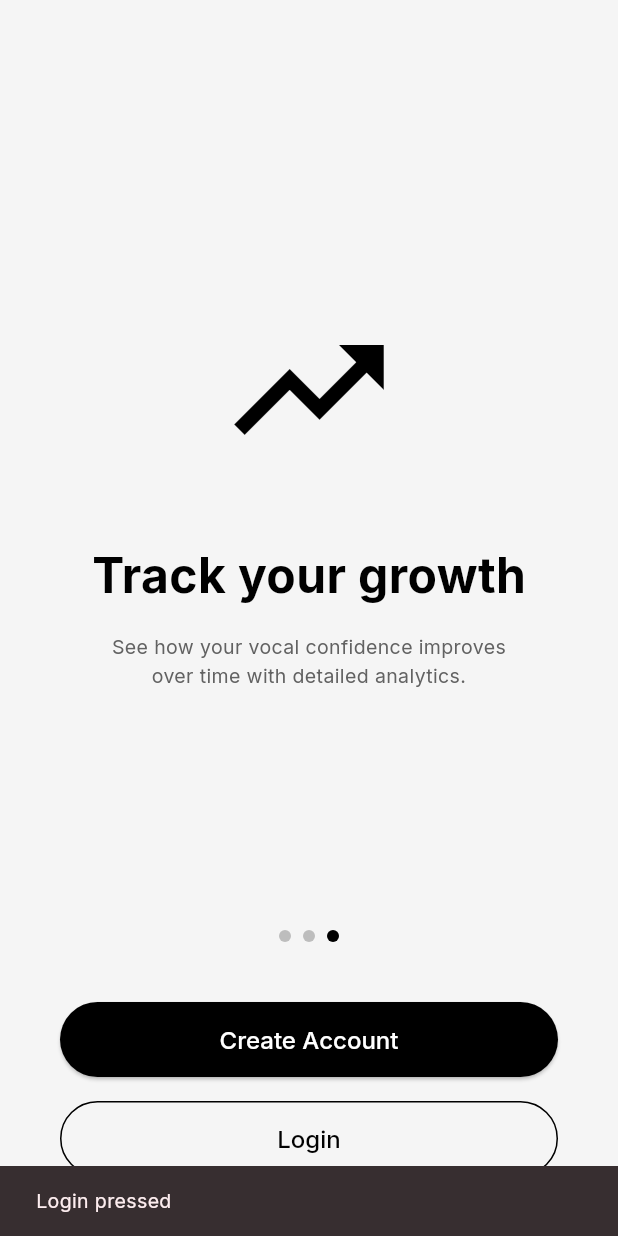
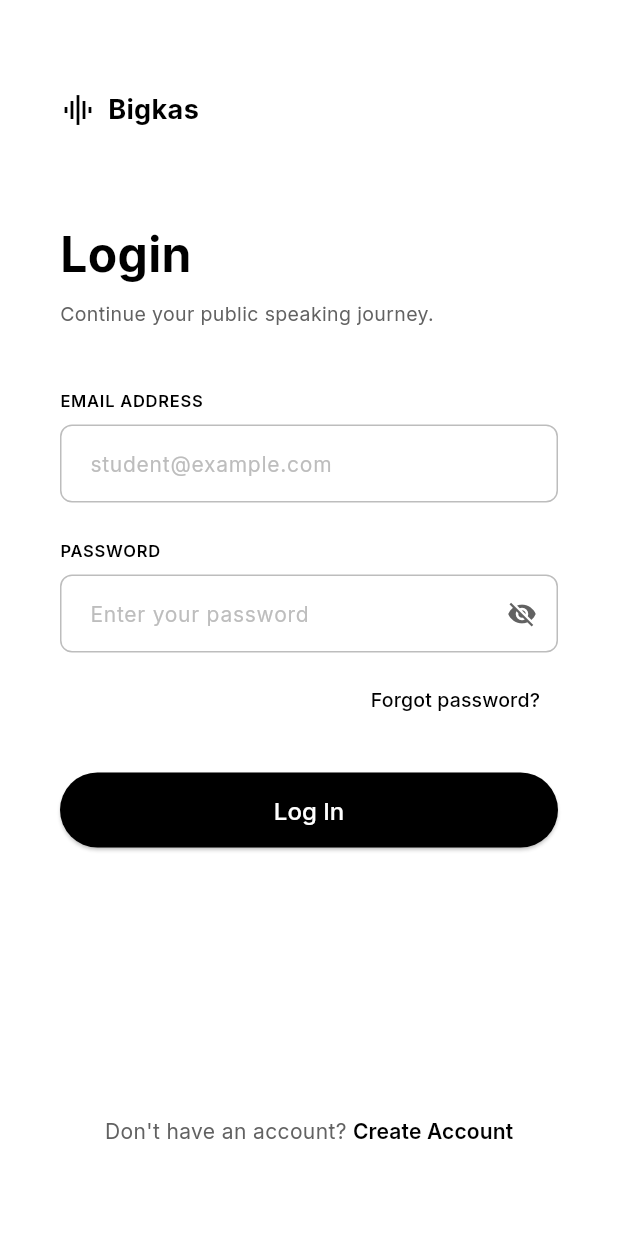
Before and after one commit to kidlatpogi/flutter-project-2526, a Flutter app: the SplashScreen3 screen opened by its route, after a tap on "Login", on a phone screen of 412 x 824 dp. Run offline on Flutter 3.47's test engine with Material 3 defaults, Android fonts, the phone set to English and light mode, and no system bars; our stand-ins replace google_fonts.

Commit message:
feat: Add Login and Create Account screens
- Create login screen with email and password fields
- Create account screen with full name, email, password, and confirm password
- Add password visibility toggle for all password fields
- Implement form fields with proper validation styling
- Add Bigkas branding to login screen
- Add back navigation to create account screen
- Update router to handle auth routes
- Connect splash screen buttons to auth screens
- Follow design specifications with Inter font and proper spacing"

```diff
--- /dev/null
+++ b/lib/features/auth/screens/login_screen.dart
@@ -0,0 +1,246 @@
+import 'package:flutter/material.dart';
+import 'package:google_fonts/google_fonts.dart';
+import '../../../core/theme/app_colors.dart';
+import '../../../core/theme/app_text_styles.dart';
+import '../../../core/utils/constants.dart';
+import '../../../routing/route_names.dart';
+
+class LoginScreen extends StatefulWidget {
+  const LoginScreen({super.key});
+
+  @override
+  State<LoginScreen> createState() => _LoginScreenState();
+}
+
+class _LoginScreenState extends State<LoginScreen> {
+  final _emailController = TextEditingController();
+  final _passwordController = TextEditingController();
+  bool _obscurePassword = true;
+
+  @override
+  void dispose() {
+    _emailController.dispose();
+    _passwordController.dispose();
+    super.dispose();
+  }
+
+  @override
+  Widget build(BuildContext context) {
+    return Scaffold(
+      backgroundColor: AppColors.surface,
+      body: SafeArea(
+        child: Padding(
+          padding: const EdgeInsets.all(AppConstants.defaultPadding),
+          child: Column(
+            crossAxisAlignment: CrossAxisAlignment.start,
+            children: [
+              const SizedBox(height: 20),
+
+              // Bigkas Logo
+              Row(
+                children: [
+                  Icon(
+                    Icons.graphic_eq,
+                    size: 24,
+                    color: AppColors.primary,
+                  ),
+                  const SizedBox(width: 8),
+                  Text(
+                    AppConstants.appName,
+                    style: GoogleFonts.inter(
+                      fontSize: 18,
+                      fontWeight: FontWeight.bold,
+                      color: AppColors.primary,
+                    ),
+                  ),
+                ],
+              ),
+
+              const SizedBox(height: 60),
+
+              // Login Title
+              Text(
+                'Login',
+                style: AppTextStyles.header,
+              ),
+
+              const SizedBox(height: 8),
+
+              // Subtitle
+              Text(
+                'Continue your public speaking journey.',
+                style: AppTextStyles.paragraph,
+              ),
+
+              const SizedBox(height: 40),
+
+              // Email Address Field
+              Text(
+                'EMAIL ADDRESS',
+                style: GoogleFonts.inter(
+                  fontSize: 11,
+                  fontWeight: FontWeight.w600,
+                  color: AppColors.primary,
+                  letterSpacing: 0.5,
+                ),
+              ),
+              const SizedBox(height: 8),
+              TextField(
+                controller: _emailController,
+                keyboardType: TextInputType.emailAddress,
+                decoration: InputDecoration(
+                  hintText: 'student@example.com',
+                  hintStyle: GoogleFonts.inter(
+                    fontSize: 14,
+                    color: AppColors.inactive,
+                  ),
+                  border: OutlineInputBorder(
+                    borderRadius: BorderRadius.circular(8),
+                    borderSide: BorderSide(color: AppColors.inactive),
+                  ),
+                  enabledBorder: OutlineInputBorder(
+                    borderRadius: BorderRadius.circular(8),
+                    borderSide: BorderSide(color: AppColors.inactive),
+                  ),
+                  focusedBorder: OutlineInputBorder(
+                    borderRadius: BorderRadius.circular(8),
+                    borderSide: BorderSide(color: AppColors.primary, width: 2),
+                  ),
+                  contentPadding: const EdgeInsets.symmetric(
+                    horizontal: 16,
+                    vertical: 14,
+                  ),
+                ),
+              ),
+
+              const SizedBox(height: 24),
+
+              // Password Field
+              Text(
+                'PASSWORD',
+                style: GoogleFonts.inter(
+                  fontSize: 11,
+                  fontWeight: FontWeight.w600,
+                  color: AppColors.primary,
+                  letterSpacing: 0.5,
+                ),
+              ),
+              const SizedBox(height: 8),
+              TextField(
+                controller: _passwordController,
+                obscureText: _obscurePassword,
+                decoration: InputDecoration(
+                  hintText: 'Enter your password',
+                  hintStyle: GoogleFonts.inter(
+                    fontSize: 14,
+                    color: AppColors.inactive,
+                  ),
+                  border: OutlineInputBorder(
+                    borderRadius: BorderRadius.circular(8),
+                    borderSide: BorderSide(color: AppColors.inactive),
+                  ),
+                  enabledBorder: OutlineInputBorder(
+                    borderRadius: BorderRadius.circular(8),
+                    borderSide: BorderSide(color: AppColors.inactive),
+                  ),
+                  focusedBorder: OutlineInputBorder(
+                    borderRadius: BorderRadius.circular(8),
+                    borderSide: BorderSide(color: AppColors.primary, width: 2),
+                  ),
+                  contentPadding: const EdgeInsets.symmetric(
+                    horizontal: 16,
+                    vertical: 14,
+                  ),
+                  suffixIcon: IconButton(
+                    icon: Icon(
+                      _obscurePassword ? Icons.visibility_off : Icons.visibility,
+                      color: AppColors.textSecondary,
+                      size: 20,
+                    ),
+                    onPressed: () {
+                      setState(() {
+                        _obscurePassword = !_obscurePassword;
+                      });
+                    },
+                  ),
+                ),
+              ),
+
+              const SizedBox(height: 8),
+
+              // Forgot Password
+              Align(
+                alignment: Alignment.centerRight,
+                child: TextButton(
+                  onPressed: () {
+                    // TODO: Navigate to forgot password
+                  },
+                  child: Text(
+                    'Forgot password?',
+                    style: GoogleFonts.inter(
+                      fontSize: 13,
+                      color: AppColors.primary,
+                    ),
+                  ),
+                ),
+              ),
+
+              const SizedBox(height: 24),
+
+              // Log In Button
+              SizedBox(
+                width: double.infinity,
+                height: AppConstants.buttonHeight,
+                child: ElevatedButton(
+                  onPressed: () {
+                    // TODO: Implement login logic
+                    ScaffoldMessenger.of(context).showSnackBar(
+                      const SnackBar(content: Text('Login functionality coming soon')),
+                    );
+                  },
+                  child: const Text('Log In'),
+                ),
+              ),
+
+              const Spacer(),
+
+              // Create Account Link
+              Row(
+                mainAxisAlignment: MainAxisAlignment.center,
+                children: [
+                  Text(
+                    "Don't have an account? ",
+                    style: GoogleFonts.inter(
+                      fontSize: 14,
+                      color: AppColors.textSecondary,
+                    ),
+                  ),
+                  TextButton(
+                    onPressed: () {
+                      Navigator.pushNamed(context, RouteNames.createAccount);
+                    },
+                    style: TextButton.styleFrom(
+                      padding: EdgeInsets.zero,
+                      minimumSize: Size.zero,
+                      tapTargetSize: MaterialTapTargetSize.shrinkWrap,
+                    ),
+                    child: Text(
+                      'Create Account',
+                      style: GoogleFonts.inter(
+                        fontSize: 14,
+                        fontWeight: FontWeight.w600,
+                        color: AppColors.primary,
+                      ),
+                    ),
+                  ),
+                ],
+              ),
+
+              const SizedBox(height: 20),
+            ],
+          ),
+        ),
+      ),
+    );
+  }
+}
--- a/lib/features/splash/screens/splash_screen3.dart
+++ b/lib/features/splash/screens/splash_screen3.dart
@@ -2,6 +2,7 @@ import 'package:flutter/material.dart';
 import '../../../core/theme/app_colors.dart';
 import '../../../core/theme/app_text_styles.dart';
 import '../../../core/utils/constants.dart';
+import '../../../routing/route_names.dart';
 
 class SplashScreen3 extends StatelessWidget {
   const SplashScreen3({super.key});
@@ -85,10 +86,7 @@ class SplashScreen3 extends StatelessWidget {
                 height: AppConstants.buttonHeight,
                 child: ElevatedButton(
                   onPressed: () {
-                    // TODO: Navigate to registration screen
-                    ScaffoldMessenger.of(context).showSnackBar(
-                      const SnackBar(content: Text('Create Account pressed')),
-                    );
+                    Navigator.pushNamed(context, RouteNames.createAccount);
                   },
                   child: const Text('Create Account'),
                 ),
@@ -102,10 +100,7 @@ class SplashScreen3 extends StatelessWidget {
                 height: AppConstants.buttonHeight,
                 child: OutlinedButton(
                   onPressed: () {
-                    // TODO: Navigate to login screen
-                    ScaffoldMessenger.of(context).showSnackBar(
-                      const SnackBar(content: Text('Login pressed')),
-                    );
+                    Navigator.pushNamed(context, RouteNames.login);
                   },
                   child: const Text('Login'),
                 ),
--- a/lib/routing/app_router.dart
+++ b/lib/routing/app_router.dart
@@ -2,6 +2,8 @@ import 'package:flutter/material.dart';
 import '../features/splash/screens/splash_screen1.dart';
 import '../features/splash/screens/splash_screen2.dart';
 import '../features/splash/screens/splash_screen3.dart';
+import '../features/auth/screens/login_screen.dart';
+import '../features/auth/screens/create_account_screen.dart';
 import 'route_names.dart';
 
 class AppRouter {
@@ -13,6 +15,10 @@ class AppRouter {
         return MaterialPageRoute(builder: (_) => const SplashScreen2());
       case RouteNames.splash3:
         return MaterialPageRoute(builder: (_) => const SplashScreen3());
+      case RouteNames.login:
+        return MaterialPageRoute(builder: (_) => const LoginScreen());
+      case RouteNames.createAccount:
+        return MaterialPageRoute(builder: (_) => const CreateAccountScreen());
       default:
         return MaterialPageRoute(
           builder: (_) => Scaffold(
```
Also changed, not shown: lib/features/auth/screens/create_account_screen.dart (added, +322 -0 lines).
